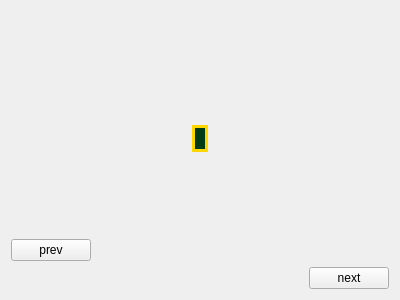
This is learn_widget.ui in owenharvey78/blackjack-learning-game as Qt 5 draws it before an edit. The edited form follows.
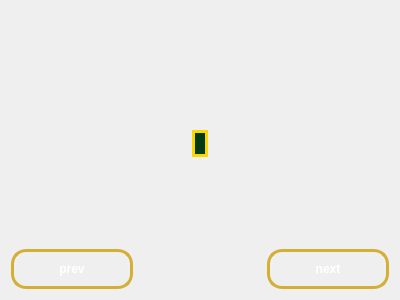
This is the edited form.

Commit message: Add file for backgrounds and start to set up list of background strings

Diff of the .ui file:
```diff
--- a/learn_widget.ui
+++ b/learn_widget.ui
@@ -14,25 +14,33 @@
    <string>Form</string>
   </property>
   <layout class="QGridLayout" name="gridLayout">
-   <item row="1" column="0" alignment="Qt::AlignmentFlag::AlignHCenter|Qt::AlignmentFlag::AlignTop">
-    <widget class="QLabel" name="instructionLabel">
-     <property name="styleSheet">
-      <string notr="true">QLabel {
-	color: white;	/* makes the letters white */
-	font-family: 'Georgia';
-	font-size: 18px;
-	background-color: #003b16; /* green color */
-	border-radius: 20px; 
-	border: 3px solid #ffd700;	/* yello border */
-}</string>
-     </property>
-     <property name="text">
-      <string/>
-     </property>
-    </widget>
-   </item>
-   <item row="4" column="0" alignment="Qt::AlignmentFlag::AlignRight">
+   <item row="6" column="2">
     <widget class="QPushButton" name="nextButton">
+     <property name="styleSheet">
+      <string notr="true">QPushButton{
+	background-color: qlineargradient(
+		spread:pad,
+		x1:0, y1:0, x2:0, y2:1,
+		stop:0 #2b1f0e
+		stop:1 #8c6c26
+	);
+
+	color: white;
+	font-weight: bold;
+	border: 3px solid #d4af37;
+	border-radius: 15px;
+	padding: 10px;
+}
+
+QPushButton:hover{
+	background-color: qlineargradient(
+		spread:pad,
+		x1:0, y1:0, x2:0, y2:1,
+		stop:0 #3b2f1c,
+		stop:1 #ad8c32
+	);
+}</string>
+     </property>
      <property name="text">
       <string>next</string>
      </property>
@@ -53,13 +61,55 @@
      </property>
     </widget>
    </item>
-   <item row="2" column="0" alignment="Qt::AlignmentFlag::AlignLeft">
+   <item row="6" column="0">
     <widget class="QPushButton" name="previousButton">
+     <property name="styleSheet">
+      <string notr="true">QPushButton{
+	background-color: qlineargradient(
+		spread:pad,
+		x1:0, y1:0, x2:0, y2:1,
+		stop:0 #2b1f0e
+		stop:1 #8c6c26
+	);
+
+	color: white;
+	font-weight: bold;
+	border: 3px solid #d4af37;
+	border-radius: 15px;
+	padding: 10px;
+}
+
+QPushButton:hover{
+	background-color: qlineargradient(
+		spread:pad,
+		x1:0, y1:0, x2:0, y2:1,
+		stop:0 #3b2f1c,
+		stop:1 #ad8c32
+	);
+}</string>
+     </property>
      <property name="text">
       <string>prev</string>
      </property>
     </widget>
    </item>
+   <item row="1" column="1" alignment="Qt::AlignmentFlag::AlignHCenter|Qt::AlignmentFlag::AlignTop">
+    <widget class="QLabel" name="instructionLabel">
+     <property name="styleSheet">
+      <string notr="true">QLabel {
+	color: white;	/* makes the letters white */
+	font-family: 'Georgia';
+	font-size: 18px;
+	background-color: #003b16; /* green color */
+	border-radius: 20px; 
+	border: 3px solid #ffd700;	/* yello border */
+}</string>
+     </property>
+     <property name="text">
+      <string/>
+     </property>
+    </widget>
+   </item>
   </layout>
  </widget>
  <resources/>
```
Left out of the diff: 2 changed lines with no effect on the pictures. The commit also changes 11 other files.
